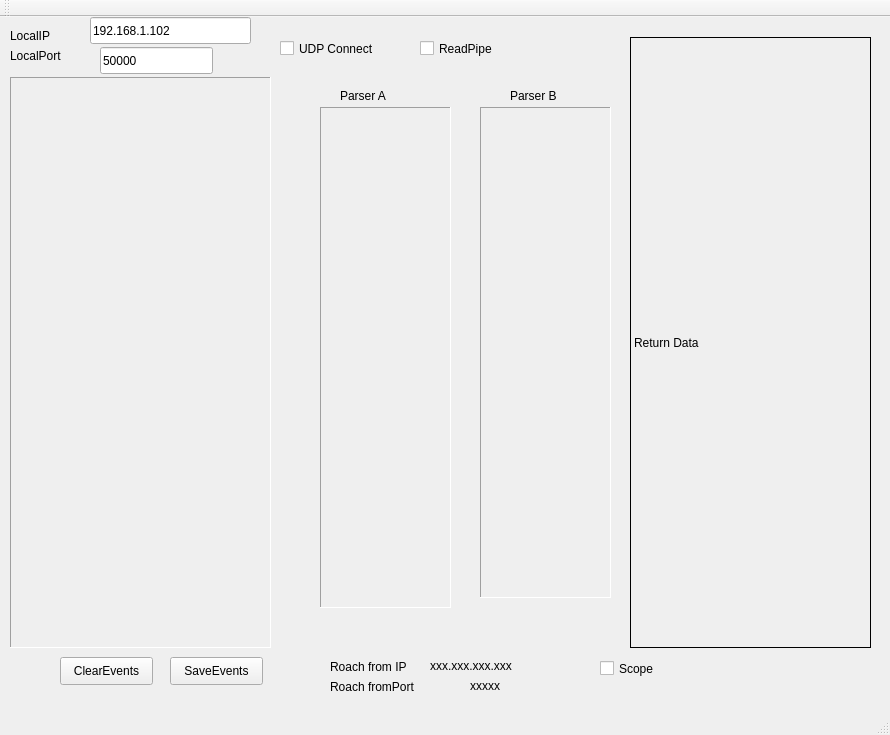
The window that Roach2DevelopmentTree/QT/readRoachStream/mainwindow.ui (APSDetectors/RoachFirmPy) describes before a commit, drawn with Qt 5.
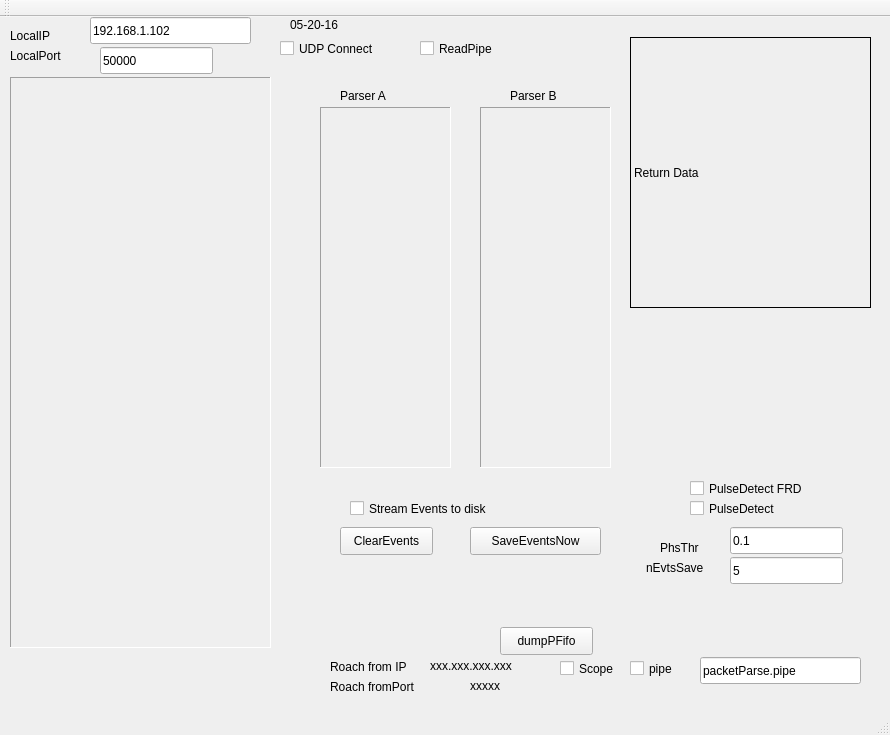
The same window after the commit.

Diff of the .ui file:
```diff
--- a/Roach2DevelopmentTree/QT/readRoachStream/mainwindow.ui
+++ b/Roach2DevelopmentTree/QT/readRoachStream/mainwindow.ui
@@ -85,7 +85,7 @@
       <x>630</x>
       <y>20</y>
       <width>241</width>
-      <height>611</height>
+      <height>271</height>
      </rect>
     </property>
     <property name="autoFillBackground">
@@ -153,7 +153,7 @@
    <widget class="QCheckBox" name="checkBox_scopeOpen">
     <property name="geometry">
      <rect>
-      <x>600</x>
+      <x>560</x>
       <y>640</y>
       <width>96</width>
       <height>23</height>
@@ -195,7 +195,7 @@
       <x>320</x>
       <y>90</y>
       <width>131</width>
-      <height>501</height>
+      <height>361</height>
      </rect>
     </property>
     <property name="frameShape">
@@ -214,7 +214,7 @@
       <x>480</x>
       <y>90</y>
       <width>131</width>
-      <height>491</height>
+      <height>361</height>
      </rect>
     </property>
     <property name="frameShape">
@@ -249,8 +249,8 @@
    <widget class="QPushButton" name="pushButton_clearEvents">
     <property name="geometry">
      <rect>
-      <x>60</x>
-      <y>640</y>
+      <x>340</x>
+      <y>510</y>
       <width>93</width>
       <height>28</height>
      </rect>
@@ -262,14 +262,14 @@
    <widget class="QPushButton" name="pushButton_saveEvents">
     <property name="geometry">
      <rect>
-      <x>170</x>
-      <y>640</y>
-      <width>93</width>
+      <x>470</x>
+      <y>510</y>
+      <width>131</width>
       <height>28</height>
      </rect>
     </property>
     <property name="text">
-     <string>SaveEvents</string>
+     <string>SaveEventsNow</string>
     </property>
    </widget>
    <widget class="QCheckBox" name="checkBox_readpipe">
@@ -285,6 +285,149 @@
      <string>ReadPipe</string>
     </property>
    </widget>
+   <widget class="QLabel" name="label_builddate">
+    <property name="geometry">
+     <rect>
+      <x>290</x>
+      <y>0</y>
+      <width>291</width>
+      <height>17</height>
+     </rect>
+    </property>
+    <property name="text">
+     <string>&lt;html&gt;&lt;head/&gt;&lt;body&gt;&lt;p&gt;05-20-16&lt;/p&gt;&lt;/body&gt;&lt;/html&gt;</string>
+    </property>
+   </widget>
+   <widget class="QCheckBox" name="checkBox_writePipe">
+    <property name="geometry">
+     <rect>
+      <x>630</x>
+      <y>640</y>
+      <width>61</width>
+      <height>23</height>
+     </rect>
+    </property>
+    <property name="text">
+     <string>pipe</string>
+    </property>
+   </widget>
+   <widget class="QPushButton" name="pushButton_dumpPacketFifo">
+    <property name="geometry">
+     <rect>
+      <x>500</x>
+      <y>610</y>
+      <width>93</width>
+      <height>28</height>
+     </rect>
+    </property>
+    <property name="text">
+     <string>dumpPFifo</string>
+    </property>
+   </widget>
+   <widget class="QLineEdit" name="lineEdit_pipeName">
+    <property name="geometry">
+     <rect>
+      <x>700</x>
+      <y>640</y>
+      <width>161</width>
+      <height>27</height>
+     </rect>
+    </property>
+    <property name="text">
+     <string>packetParse.pipe</string>
+    </property>
+   </widget>
+   <widget class="QCheckBox" name="checkBox_streamEv2Disk">
+    <property name="geometry">
+     <rect>
+      <x>350</x>
+      <y>480</y>
+      <width>211</width>
+      <height>23</height>
+     </rect>
+    </property>
+    <property name="text">
+     <string>Stream Events to disk</string>
+    </property>
+   </widget>
+   <widget class="QCheckBox" name="checkBox_isPulseDetect">
+    <property name="geometry">
+     <rect>
+      <x>690</x>
+      <y>480</y>
+      <width>121</width>
+      <height>23</height>
+     </rect>
+    </property>
+    <property name="text">
+     <string>PulseDetect</string>
+    </property>
+   </widget>
+   <widget class="QLineEdit" name="lineEdit_pulseThresh">
+    <property name="geometry">
+     <rect>
+      <x>730</x>
+      <y>510</y>
+      <width>113</width>
+      <height>27</height>
+     </rect>
+    </property>
+    <property name="text">
+     <string>0.1</string>
+    </property>
+   </widget>
+   <widget class="QLineEdit" name="lineEdit_pulseSaveEvts">
+    <property name="geometry">
+     <rect>
+      <x>730</x>
+      <y>540</y>
+      <width>113</width>
+      <height>27</height>
+     </rect>
+    </property>
+    <property name="text">
+     <string>5</string>
+    </property>
+   </widget>
+   <widget class="QLabel" name="label_5">
+    <property name="geometry">
+     <rect>
+      <x>660</x>
+      <y>520</y>
+      <width>67</width>
+      <height>21</height>
+     </rect>
+    </property>
+    <property name="text">
+     <string>PhsThr</string>
+    </property>
+   </widget>
+   <widget class="QLabel" name="label_8">
+    <property name="geometry">
+     <rect>
+      <x>646</x>
+      <y>540</y>
+      <width>81</width>
+      <height>21</height>
+     </rect>
+    </property>
+    <property name="text">
+     <string>nEvtsSave</string>
+    </property>
+   </widget>
+   <widget class="QCheckBox" name="checkBox_isPulseDetectFRD">
+    <property name="geometry">
+     <rect>
+      <x>690</x>
+      <y>460</y>
+      <width>151</width>
+      <height>23</height>
+     </rect>
+    </property>
+    <property name="text">
+     <string>PulseDetect FRD</string>
+    </property>
+   </widget>
   </widget>
   <widget class="QMenuBar" name="menuBar">
    <property name="geometry">
```
